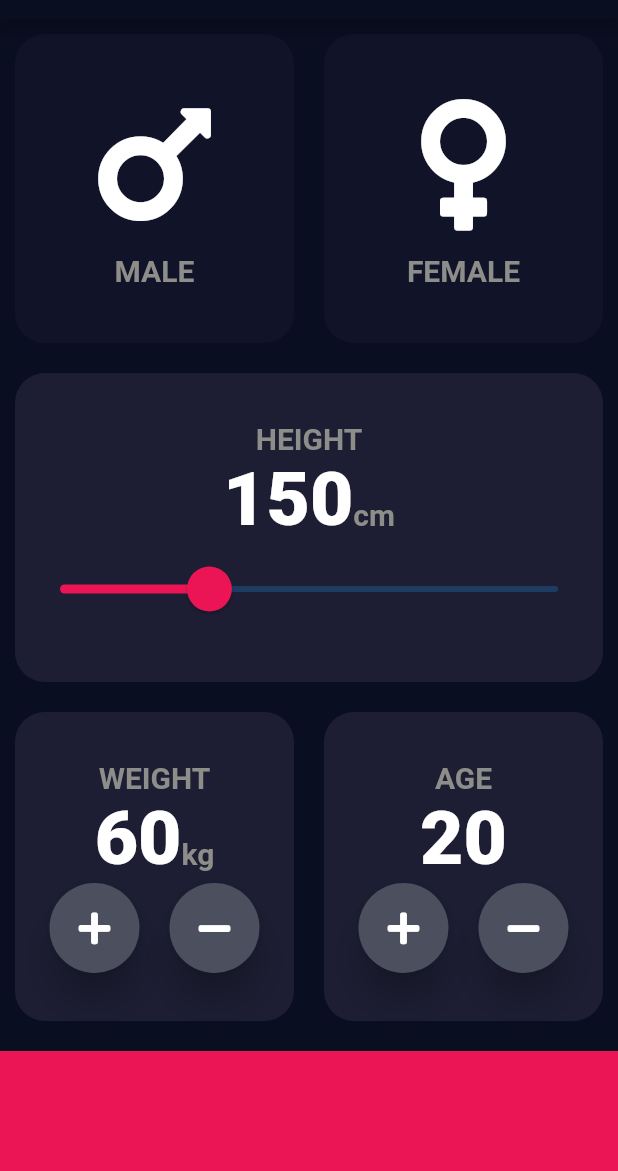
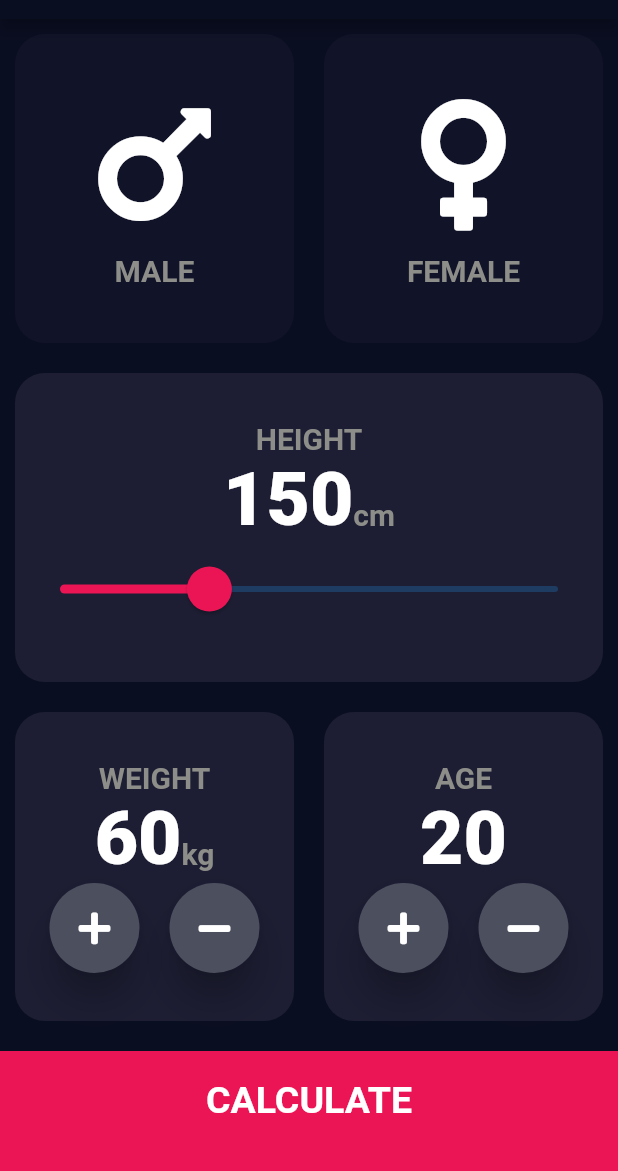
Before and after one commit to jijuthomas98/bmi_calculator, a Flutter app: the screen it shows after launch, on a phone screen of 412 x 824 dp, the part 65-1236 px from its top. Run offline on Flutter 3.47's test engine with Material 2 defaults, Android fonts, the phone set to English and light mode, and no system bars; our stand-ins replace font_awesome_flutter.

```diff
--- /dev/null
+++ b/lib/components/bottom_bar.dart
@@ -0,0 +1,28 @@
+import 'package:flutter/material.dart';
+import 'package:bmicalculator/constants.dart';
+import 'package:bmicalculator/screens/result_page.dart';
+
+class BottomBar extends StatelessWidget {
+  BottomBar({this.barText, this.onPush});
+  final String barText;
+  final Function onPush;
+  @override
+  Widget build(BuildContext context) {
+    return GestureDetector(
+      onTap: onPush,
+      child: Container(
+        child: Center(
+          child: Text(
+            barText,
+            style: kBottomBarTextStyle,
+          ),
+        ),
+        color: Color(0xFFEB1555),
+        margin: EdgeInsets.only(top: 10.0),
+        width: double.infinity,
+        height: kHeightOfBottomBar,
+        padding: EdgeInsets.only(bottom: 15.0),
+      ),
+    );
+  }
+}
--- a/lib/screens/inputPage.dart
+++ b/lib/screens/inputPage.dart
@@ -1,9 +1,11 @@
+import 'package:bmicalculator/screens/result_page.dart';
 import 'package:flutter/material.dart';
 import 'package:bmicalculator/constants.dart';
 import 'package:bmicalculator/components/reusebleCard.dart';
 import 'package:font_awesome_flutter/font_awesome_flutter.dart';
 import 'package:bmicalculator/components/icon_content.dart';
 import 'package:bmicalculator/components/round_action_button.dart';
+import 'package:bmicalculator/components/bottom_bar.dart';
 
 enum Gender {
   male,
@@ -218,11 +220,12 @@ class _InputPageState extends State<InputPage> {
               ],
             ),
           ),
-          Container(
-            color: Color(0xFFEB1555),
-            margin: EdgeInsets.only(top: 10.0),
-            width: double.infinity,
-            height: kHeightOfBottomBar,
+          BottomBar(
+            barText: 'CALCULATE',
+            onPush: () {
+              Navigator.push(context,
+                  MaterialPageRoute(builder: (context) => ResultPage()));
+            },
           ),
         ],
       ),
```
Also changed, not shown: lib/constants.dart (+25 -0 lines), lib/screens/result_page.dart (added, +61 -0 lines).
